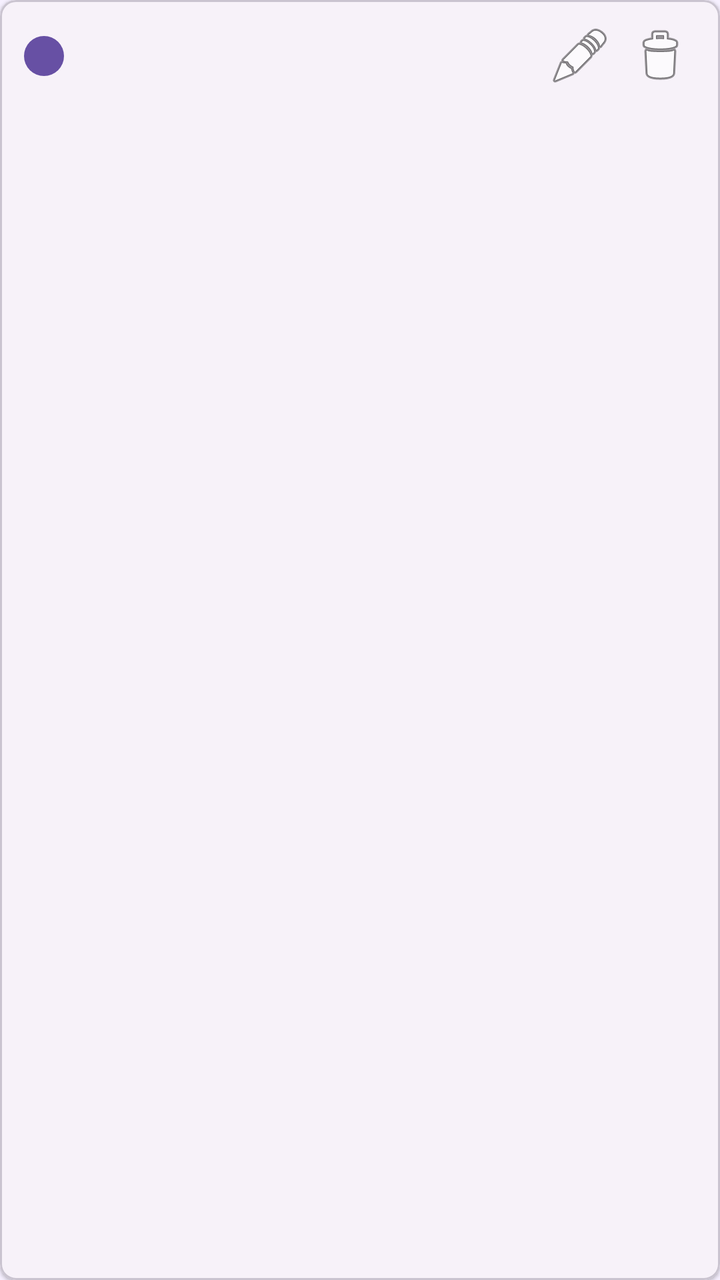
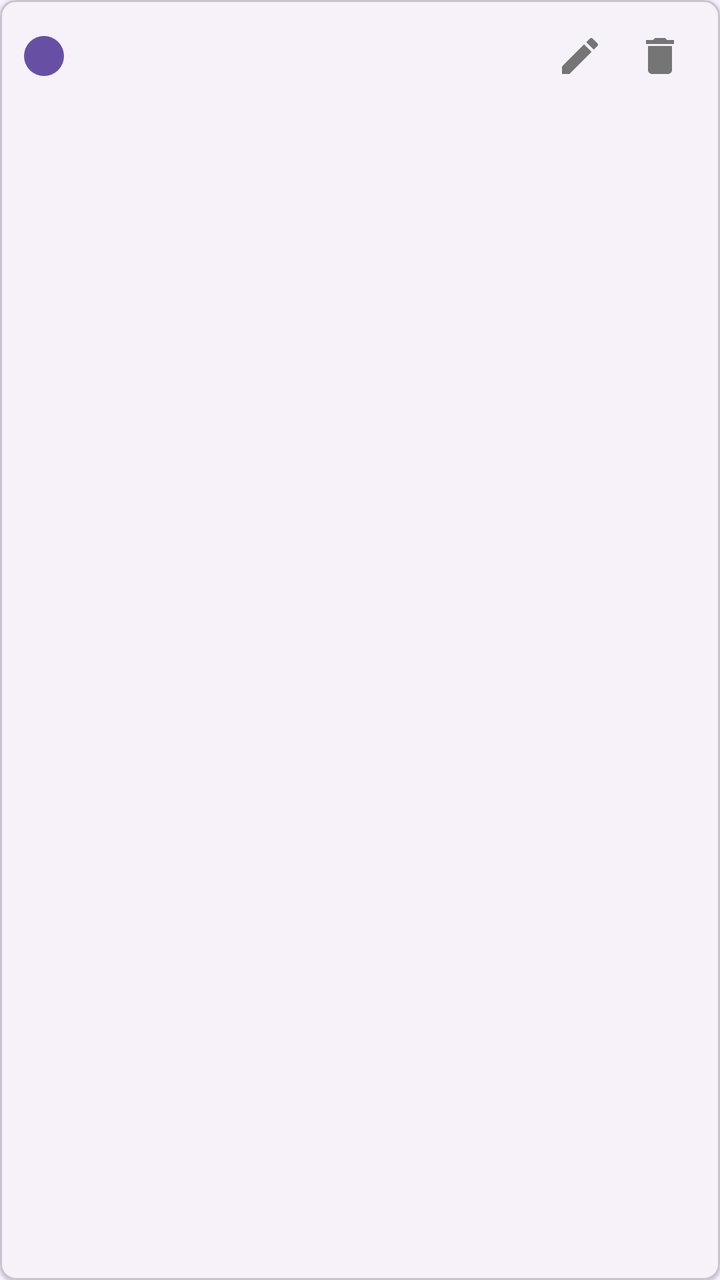

Compare the two renders of this Android layout. The source of the first and the diff that turns it into the second are given below.
<!-- AndroidManifest.xml: application theme Theme.NoteApp -->
<!-- res/layout/item_tag.xml -->
<?xml version="1.0" encoding="utf-8"?>
<com.google.android.material.card.MaterialCardView
    xmlns:android="http://schemas.android.com/apk/res/android"
    xmlns:app="http://schemas.android.com/apk/res-auto"
    android:layout_width="match_parent"
    android:layout_height="wrap_content"
    android:layout_marginVertical="4dp"
    app:cardCornerRadius="8dp"
    app:cardElevation="1dp">

    <LinearLayout
        android:layout_width="match_parent"
        android:layout_height="56dp"
        android:orientation="horizontal"
        android:gravity="center_vertical"
        android:paddingHorizontal="12dp">

        
        <View
            android:id="@+id/vColor"
            android:layout_width="20dp"
            android:layout_height="20dp"
            android:background="@drawable/bg_color_dot" />

        <TextView
            android:id="@+id/tvName"
            android:layout_width="0dp"
            android:layout_height="wrap_content"
            android:layout_weight="1"
            android:layout_marginStart="12dp"
            android:textSize="15sp"
            android:textColor="@color/on_surface" />

        <ImageButton
            android:id="@+id/btnEdit"
            android:layout_width="36dp"
            android:layout_height="36dp"
            android:background="?attr/selectableItemBackgroundBorderless"
            android:src="@android:drawable/ic_menu_edit"
            android:contentDescription="Sửa" />

        <ImageButton
            android:id="@+id/btnDelete"
            android:layout_width="36dp"
            android:layout_height="36dp"
            android:layout_marginStart="4dp"
            android:background="?attr/selectableItemBackgroundBorderless"
            android:src="@android:drawable/ic_menu_delete"
            android:contentDescription="Xóa" />

    </LinearLayout>

</com.google.android.material.card.MaterialCardView>
<!-- resources referenced by this layout -->
<resources>
  <color name="on_surface">#1C1B1F</color>
  <!-- drawable bg_color_dot (drawable) -->
  <?xml version="1.0" encoding="utf-8"?>
  <shape xmlns:android="http://schemas.android.com/apk/res/android"
      android:shape="oval">
      <solid android:color="@color/primary" />
      <size android:width="20dp" android:height="20dp" />
  </shape>
  <style name="Theme.NoteApp" parent="Theme.Material3.Light.NoActionBar">
          <item name="colorPrimary">@color/primary</item>
          <item name="colorOnPrimary">@color/on_primary</item>
          <item name="colorPrimaryContainer">@color/primary_container</item>
          <item name="colorOnPrimaryContainer">@color/on_primary_container</item>
          <item name="colorSecondary">@color/secondary</item>
          <item name="colorSurface">@color/surface</item>
          <item name="colorOnSurface">@color/on_surface</item>
          <item name="android:colorBackground">@color/background</item>
          <item name="colorError">@color/error</item>
          <item name="android:windowBackground">@color/background</item>
      </style>
  <color name="primary">#6750A4</color>
  <color name="on_primary">#FFFFFF</color>
  <color name="primary_container">#EADDFF</color>
  <color name="on_primary_container">#21005D</color>
  <color name="secondary">#625B71</color>
  <color name="surface">#FFFBFE</color>
  <color name="background">#F6F0FF</color>
  <color name="error">#B3261E</color>
</resources>

<!-- the commit's change to res/layout/item_tag.xml (unified diff, before → after) -->
@@ -36,7 +36,7 @@
             android:layout_width="36dp"
             android:layout_height="36dp"
             android:background="?attr/selectableItemBackgroundBorderless"
-            android:src="@android:drawable/ic_menu_edit"
+            android:src="@drawable/ic_edit"
             android:contentDescription="Sửa" />
 
         <ImageButton
@@ -45,7 +45,7 @@
             android:layout_height="36dp"
             android:layout_marginStart="4dp"
             android:background="?attr/selectableItemBackgroundBorderless"
-            android:src="@android:drawable/ic_menu_delete"
+            android:src="@drawable/ic_delete"
             android:contentDescription="Xóa" />
 
     </LinearLayout>
<!-- resource entries referenced after the edit -->
@@ -8,6 +8,26 @@
       <solid android:color="@color/primary" />
       <size android:width="20dp" android:height="20dp" />
   </shape>
+  <!-- drawable ic_delete (drawable) -->
+  <vector xmlns:android="http://schemas.android.com/apk/res/android"
+      android:width="24dp"
+      android:height="24dp"
+      android:viewportWidth="24"
+      android:viewportHeight="24">
+      <path
+          android:fillColor="#FF757575"
+          android:pathData="M6,19c0,1.1 0.9,2 2,2h8c1.1,0 2,-0.9 2,-2V7H6v12zM19,4h-3.5l-1,-1h-5l-1,1H5v2h14V4z"/>
+  </vector>
+  <!-- drawable ic_edit (drawable) -->
+  <vector xmlns:android="http://schemas.android.com/apk/res/android"
+      android:width="24dp"
+      android:height="24dp"
+      android:viewportWidth="24"
+      android:viewportHeight="24">
+      <path
+          android:fillColor="#FF757575"
+          android:pathData="M3,17.25V21h3.75L17.81,9.94l-3.75,-3.75L3,17.25zM20.71,7.04c0.39,-0.39 0.39,-1.02 0,-1.41l-2.34,-2.34c-0.39,-0.39 -1.02,-0.39 -1.41,0l-1.83,1.83 3.75,3.75 1.83,-1.83z"/>
+  </vector>
   <style name="Theme.NoteApp" parent="Theme.Material3.Light.NoActionBar">
           <item name="colorPrimary">@color/primary</item>
           <item name="colorOnPrimary">@color/on_primary</item>
